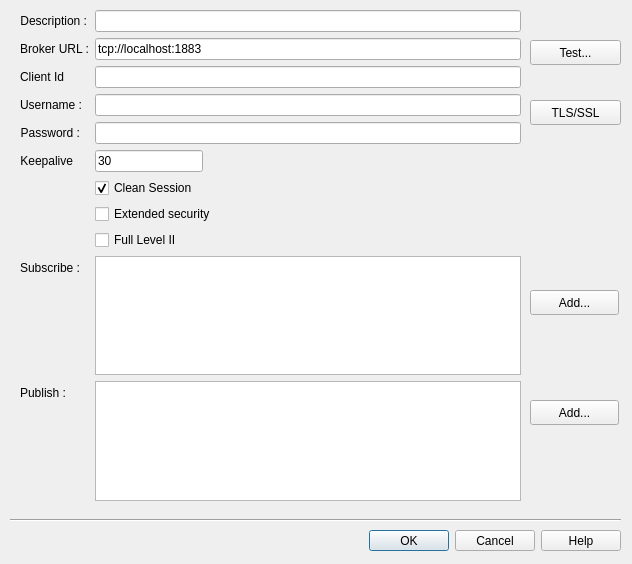
The window that src/cdlgconnsettingsmqtt.ui (grodansparadis/vscp-works-qt) describes before a commit, drawn with Qt 5.
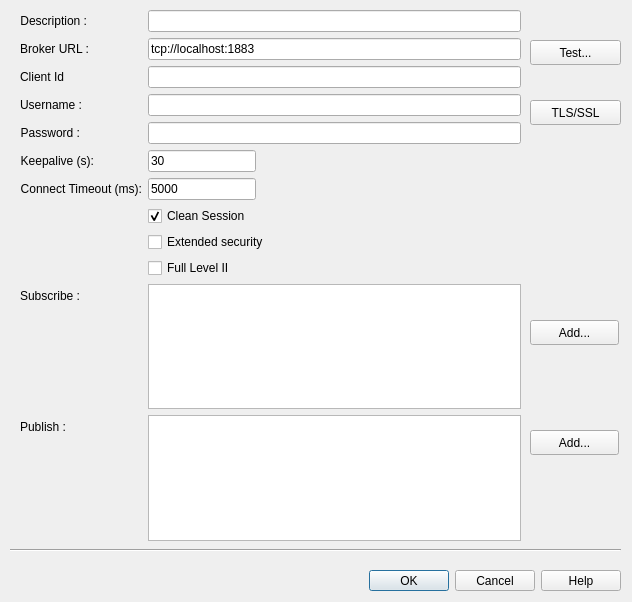
The same window after the commit. Icons and pictures are not drawn.

What changed in the file:
```diff
--- a/src/cdlgconnsettingsmqtt.ui
+++ b/src/cdlgconnsettingsmqtt.ui
@@ -7,7 +7,7 @@
     <x>0</x>
     <y>0</y>
     <width>632</width>
-    <height>564</height>
+    <height>602</height>
    </rect>
   </property>
   <property name="baseSize">
@@ -27,7 +27,7 @@
    <property name="geometry">
     <rect>
      <x>10</x>
-     <y>530</y>
+     <y>570</y>
      <width>611</width>
      <height>21</height>
     </rect>
@@ -48,7 +48,7 @@
      <x>20</x>
      <y>10</y>
      <width>501</width>
-     <height>491</height>
+     <height>531</height>
     </rect>
    </property>
    <layout class="QFormLayout" name="formLayout">
@@ -170,7 +170,7 @@
     <item row="5" column="0">
      <widget class="QLabel" name="label_8">
       <property name="text">
-       <string>Keepalive</string>
+       <string>Keepalive (s):</string>
       </property>
       <property name="alignment">
        <set>Qt::AlignRight|Qt::AlignTrailing|Qt::AlignVCenter</set>
@@ -199,7 +199,7 @@
       </property>
      </widget>
     </item>
-    <item row="6" column="1">
+    <item row="7" column="1">
      <widget class="QCheckBox" name="chkCleanSession">
       <property name="toolTip">
        <string>&lt;html&gt;&lt;head/&gt;&lt;body&gt;&lt;p&gt;Every connection is a clean session. If not checked you have to give a client id.&lt;/p&gt;&lt;/body&gt;&lt;/html&gt;</string>
@@ -212,7 +212,7 @@
       </property>
      </widget>
     </item>
-    <item row="7" column="1">
+    <item row="8" column="1">
      <widget class="QCheckBox" name="chkExtendedSecurity">
       <property name="toolTip">
        <string>Enable extended security</string>
@@ -222,7 +222,7 @@
       </property>
      </widget>
     </item>
-    <item row="9" column="0">
+    <item row="10" column="0">
      <widget class="QLabel" name="label_5">
       <property name="text">
        <string>Subscribe :</string>
@@ -235,7 +235,7 @@
       </property>
      </widget>
     </item>
-    <item row="9" column="1">
+    <item row="10" column="1">
      <widget class="QListWidget" name="listSubscribe">
       <property name="contextMenuPolicy">
        <enum>Qt::CustomContextMenu</enum>
@@ -248,7 +248,7 @@
       </property>
      </widget>
     </item>
-    <item row="10" column="0">
+    <item row="11" column="0">
      <widget class="QLabel" name="label_6">
       <property name="text">
        <string>Publish :</string>
@@ -261,7 +261,7 @@
       </property>
      </widget>
     </item>
-    <item row="10" column="1">
+    <item row="11" column="1">
      <widget class="QListWidget" name="listPublish">
       <property name="contextMenuPolicy">
        <enum>Qt::CustomContextMenu</enum>
@@ -274,7 +274,7 @@
       </property>
      </widget>
     </item>
-    <item row="8" column="1">
+    <item row="9" column="1">
      <widget class="QCheckBox" name="chkFullLevel2">
       <property name="toolTip">
        <string>Handle as full Level II interface</string>
@@ -284,6 +284,38 @@
       </property>
      </widget>
     </item>
+    <item row="6" column="1">
+     <widget class="QLineEdit" name="editConnectTimeout">
+      <property name="sizePolicy">
+       <sizepolicy hsizetype="Fixed" vsizetype="Fixed">
+        <horstretch>0</horstretch>
+        <verstretch>0</verstretch>
+       </sizepolicy>
+      </property>
+      <property name="toolTip">
+       <string>&lt;html&gt;&lt;head/&gt;&lt;body&gt;&lt;p&gt;Time to wait for a connection in milliseconds&lt;/p&gt;&lt;/body&gt;&lt;/html&gt;</string>
+      </property>
+      <property name="statusTip">
+       <string>Time to wait for a connection in milliseconds</string>
+      </property>
+      <property name="text">
+       <string>5000</string>
+      </property>
+     </widget>
+    </item>
+    <item row="6" column="0">
+     <widget class="QLabel" name="label_9">
+      <property name="text">
+       <string>Connect Timeout (ms):</string>
+      </property>
+      <property name="alignment">
+       <set>Qt::AlignmentFlag::AlignRight|Qt::AlignmentFlag::AlignTrailing|Qt::AlignmentFlag::AlignVCenter</set>
+      </property>
+      <property name="buddy">
+       <cstring>editPassword</cstring>
+      </property>
+     </widget>
+    </item>
    </layout>
   </widget>
   <widget class="QPushButton" name="btnTestConnection">
@@ -322,7 +354,7 @@
    <property name="geometry">
     <rect>
      <x>530</x>
-     <y>400</y>
+     <y>430</y>
      <width>89</width>
      <height>25</height>
     </rect>
@@ -338,7 +370,7 @@
    <property name="geometry">
     <rect>
      <x>530</x>
-     <y>290</y>
+     <y>320</y>
      <width>89</width>
      <height>25</height>
     </rect>
@@ -354,7 +386,7 @@
    <property name="geometry">
     <rect>
      <x>10</x>
-     <y>510</y>
+     <y>540</y>
      <width>611</width>
      <height>20</height>
     </rect>
```
Left out of the diff: 28 changed lines with no effect on the pictures.
